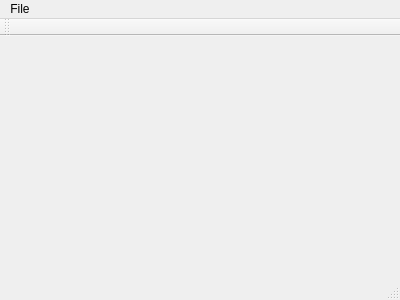
This is mainwindow.ui in tdanckaert/wavPlayer as Qt 5 draws it before an edit. The edited form follows.
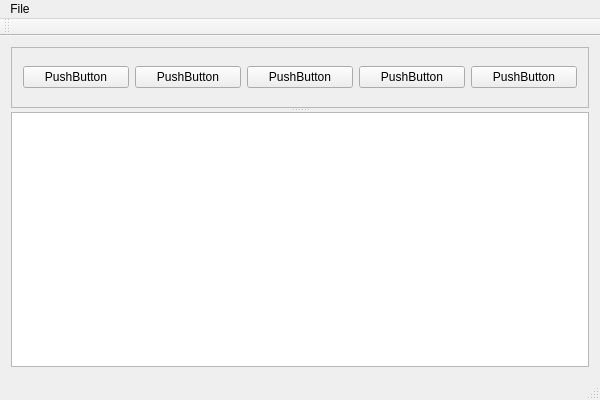
This is the edited form.

Commit message: - add wave view to interface  - check that previous sample is not same as new sample before deleting it

```diff
--- a/mainwindow.ui
+++ b/mainwindow.ui
@@ -6,20 +6,125 @@
    <rect>
     <x>0</x>
     <y>0</y>
-    <width>400</width>
-    <height>300</height>
+    <width>600</width>
+    <height>400</height>
    </rect>
   </property>
+  <property name="sizePolicy">
+   <sizepolicy hsizetype="Ignored" vsizetype="Ignored">
+    <horstretch>0</horstretch>
+    <verstretch>0</verstretch>
+   </sizepolicy>
+  </property>
   <property name="windowTitle">
    <string>MainWindow</string>
   </property>
-  <widget class="QWidget" name="centralWidget"/>
+  <widget class="QWidget" name="centralWidget">
+   <property name="enabled">
+    <bool>true</bool>
+   </property>
+   <property name="sizePolicy">
+    <sizepolicy hsizetype="Ignored" vsizetype="Ignored">
+     <horstretch>0</horstretch>
+     <verstretch>0</verstretch>
+    </sizepolicy>
+   </property>
+   <property name="minimumSize">
+    <size>
+     <width>0</width>
+     <height>0</height>
+    </size>
+   </property>
+   <property name="maximumSize">
+    <size>
+     <width>16777215</width>
+     <height>16777215</height>
+    </size>
+   </property>
+   <layout class="QVBoxLayout" name="verticalLayout">
+    <item>
+     <widget class="QSplitter" name="splitter">
+      <property name="orientation">
+       <enum>Qt::Vertical</enum>
+      </property>
+      <widget class="QFrame" name="frame">
+       <property name="frameShape">
+        <enum>QFrame::StyledPanel</enum>
+       </property>
+       <property name="frameShadow">
+        <enum>QFrame::Raised</enum>
+       </property>
+       <layout class="QHBoxLayout" name="horizontalLayout">
+        <item>
+         <widget class="QPushButton" name="pushButton_3">
+          <property name="text">
+           <string>PushButton</string>
+          </property>
+         </widget>
+        </item>
+        <item>
+         <widget class="QPushButton" name="pushButton">
+          <property name="text">
+           <string>PushButton</string>
+          </property>
+         </widget>
+        </item>
+        <item>
+         <widget class="QPushButton" name="pushButton_4">
+          <property name="text">
+           <string>PushButton</string>
+          </property>
+         </widget>
+        </item>
+        <item>
+         <widget class="QPushButton" name="pushButton_5">
+          <property name="text">
+           <string>PushButton</string>
+          </property>
+         </widget>
+        </item>
+        <item>
+         <widget class="QPushButton" name="pushButton_2">
+          <property name="text">
+           <string>PushButton</string>
+          </property>
+         </widget>
+        </item>
+       </layout>
+      </widget>
+      <widget class="QGraphicsView" name="graphicsView">
+       <property name="enabled">
+        <bool>true</bool>
+       </property>
+       <property name="sizePolicy">
+        <sizepolicy hsizetype="Expanding" vsizetype="Maximum">
+         <horstretch>0</horstretch>
+         <verstretch>0</verstretch>
+        </sizepolicy>
+       </property>
+       <property name="minimumSize">
+        <size>
+         <width>0</width>
+         <height>250</height>
+        </size>
+       </property>
+       <property name="baseSize">
+        <size>
+         <width>0</width>
+         <height>250</height>
+        </size>
+       </property>
+      </widget>
+     </widget>
+    </item>
+   </layout>
+  </widget>
   <widget class="QMenuBar" name="menuBar">
    <property name="geometry">
     <rect>
      <x>0</x>
      <y>0</y>
-     <width>400</width>
+     <width>600</width>
      <height>25</height>
     </rect>
    </property>
```
The commit also changes 2 other files.
